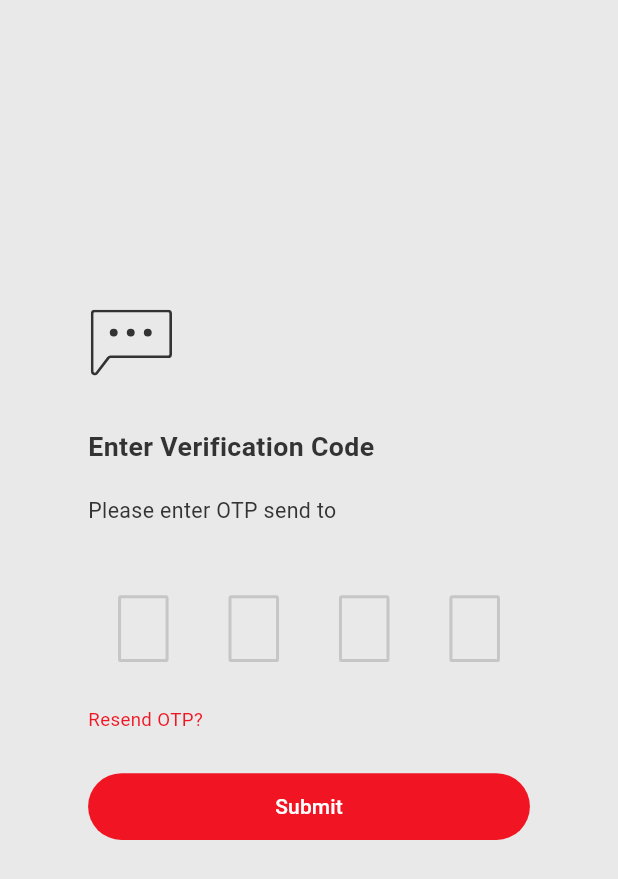
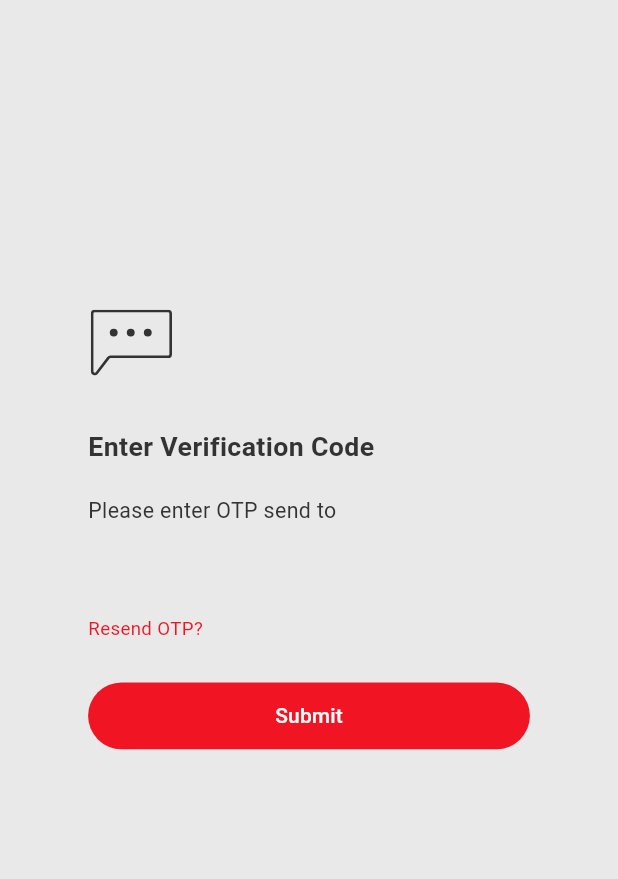
Before and after one commit to sharda123dholwani/3m, a Flutter app: the OTPAuthenticationScreen screen opened directly, on a phone screen of 412 x 824 dp. Shown: the top 879 px of the screen. Run offline on Flutter 3.47's test engine with Material 3 defaults, Android fonts, the phone set to English and light mode, and no system bars; drawn by our look-alikes of pin_code_fields; our stand-ins replace camera, connectivity_plus, country_picker, flutter_native_image, flutter_screenutil, flutter_secure_storage and 8 more; missing offline and left inert: arkit_plugin, in_app_update, pytorch_mobile; accounts and stored records are empty; project files that could hold a hidden picture were left out.

```diff
--- a/lib/screens/otp_auth_screen.dart
+++ b/lib/screens/otp_auth_screen.dart
@@ -6,7 +6,7 @@ import 'package:mmm_sheeting_app_ios_flutter/Screens/dashboard_screen.dart';
 import 'package:mmm_sheeting_app_ios_flutter/api_service.dart';
 import 'package:mmm_sheeting_app_ios_flutter/constants.dart';
 import 'package:mmm_sheeting_app_ios_flutter/shared_preference.dart';
-import 'package:pin_code_fields/pin_code_fields.dart';
+// import 'package:pin_code_fields/pin_code_fields.dart';
 
 import '../print_text.dart';
 
@@ -78,42 +78,42 @@ class _OTPAuthenticationScreenState extends State<OTPAuthenticationScreen> {
           SizedBox(height: 30.h,width: 428.w,),
           Container(
             margin: EdgeInsets.only(left: 61.w,right: 61.w),
-            child: PinCodeTextField(
-              textStyle: const TextStyle(color: txtColor,),
-              obscuringCharacter: '*',
-              mainAxisAlignment: MainAxisAlignment.spaceAround,
-              keyboardType: TextInputType.number,
-              obscureText: true,
-              cursorColor: txtColor,
-              appContext: context,
-              length: 4,
-              onChanged: (value) {
-                if (kDebugMode) {
-                  printLine(value);
-                }
-              },
-              //
-              pinTheme: PinTheme(
-                shape: PinCodeFieldShape.box,
-                borderRadius: BorderRadius.circular(2.w),
-                fieldHeight: 50.h,
-                fieldWidth: 35.w,
-                inactiveColor: otpBoxBorder,
-                activeColor: otpBoxBg,
-                selectedColor: otpBoxBorder,
-
-              ),
-              onCompleted: (value) async {
-                int? otp = await LocalStorage().getTempOTP();
-                printLine("otp_auth_screen: otp: $otp");
-                if(value ==  otp.toString()){
-                  isAuth=true;
-                  await ApiService().getAuthToken();
-                } else {
-                  isAuth=false;
-                }
-              },
-            ),
+            // child: PinCodeTextField(
+            //   textStyle: const TextStyle(color: txtColor,),
+            //   obscuringCharacter: '*',
+            //   mainAxisAlignment: MainAxisAlignment.spaceAround,
+            //   keyboardType: TextInputType.number,
+            //   obscureText: true,
+            //   cursorColor: txtColor,
+            //   appContext: context,
+            //   length: 4,
+            //   onChanged: (value) {
+            //     if (kDebugMode) {
+            //       printLine(value);
+            //     }
+            //   },
+            //   //
+            //   pinTheme: PinTheme(
+            //     shape: PinCodeFieldShape.box,
+            //     borderRadius: BorderRadius.circular(2.w),
+            //     fieldHeight: 50.h,
+            //     fieldWidth: 35.w,
+            //     inactiveColor: otpBoxBorder,
+            //     activeColor: otpBoxBg,
+            //     selectedColor: otpBoxBorder,
+            //
+            //   ),
+            //   onCompleted: (value) async {
+            //     int? otp = await LocalStorage().getTempOTP();
+            //     printLine("otp_auth_screen: otp: $otp");
+            //     if(value ==  otp.toString()){
+            //       isAuth=true;
+            //       await ApiService().getAuthToken();
+            //     } else {
+            //       isAuth=false;
+            //     }
+            //   },
+            // ),
           ),
           // child: Row(
           //     mainAxisAlignment: MainAxisAlignment.spaceBetween,
--- a/pubspec.yaml
+++ b/pubspec.yaml
@@ -54,9 +54,6 @@ dependencies:
   path: ^1.8.2
   intl: ^0.18.0
   image: ^4.1.7
-  pin_code_fields:
-    git:
-      url: https://github.com/sharda123dholwani/pin_code_fields.git
   connectivity_plus: ^3.0.2
   internet_connection_checker: ^1.0.0+1
   flutter_native_image: ^0.0.6+1
```
Also changed, not shown: pubspec.lock.
